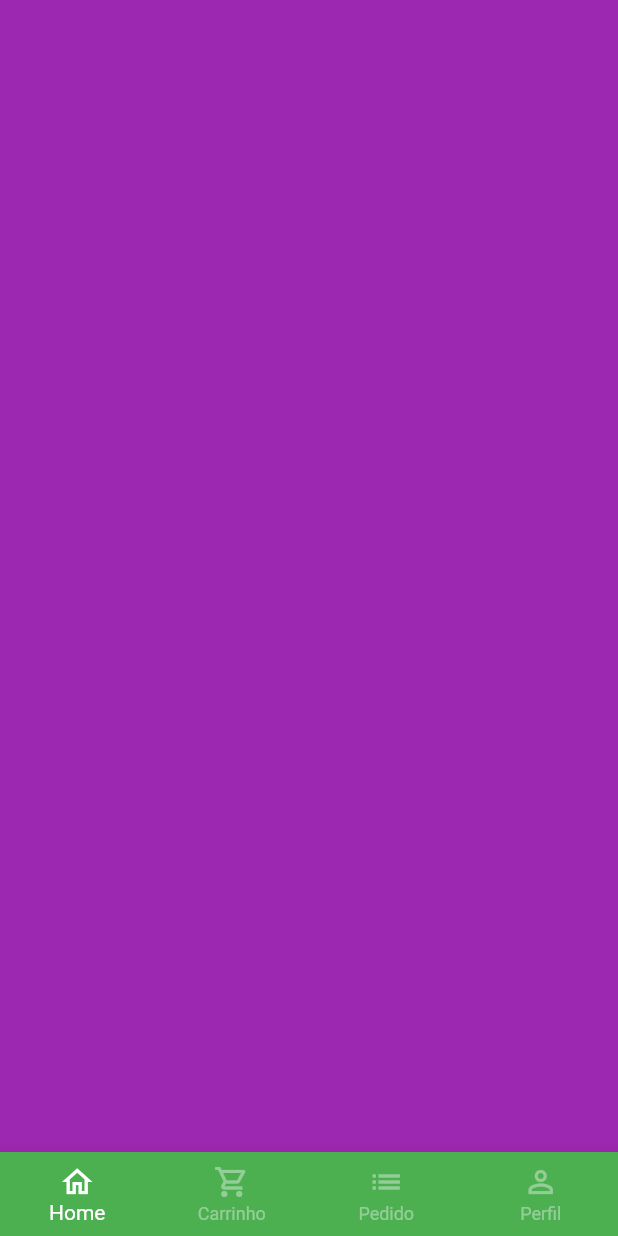
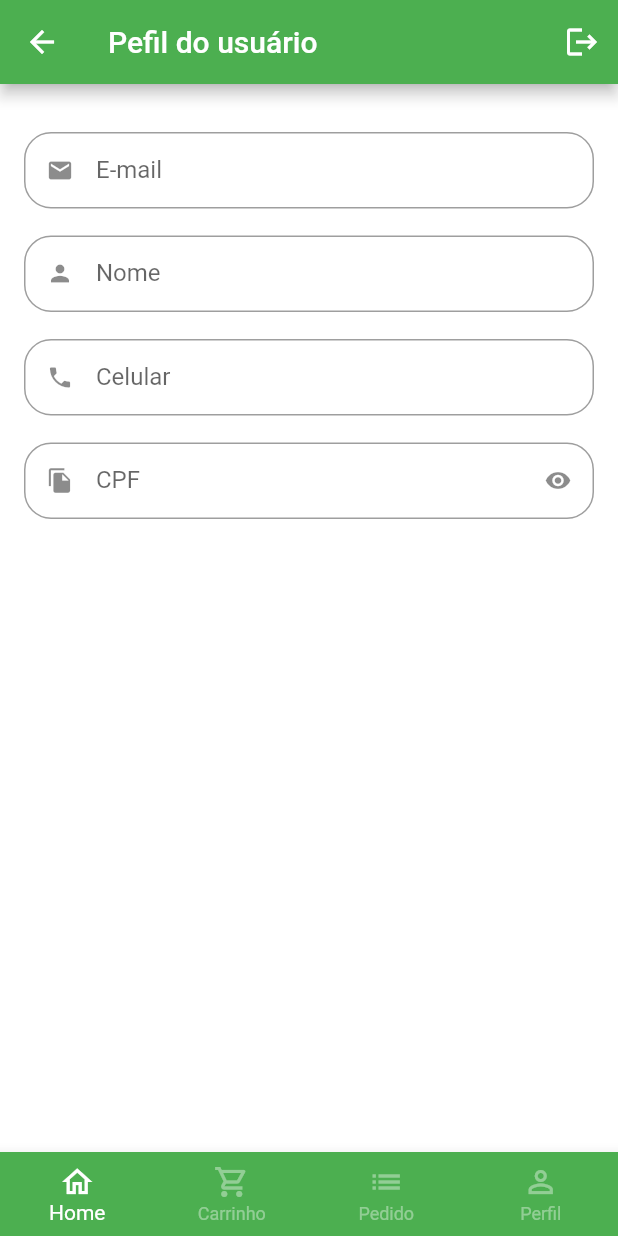
Before and after one commit to thiagolazaro/greengrocer-app-flutter, a Flutter app: the BaseScreen screen opened directly, swiped to page 4, on a phone screen of 412 x 824 dp. Run offline on Flutter 3.47's test engine with Material 2 defaults, Android fonts, the phone set to English and light mode, and no system bars; our stand-ins replace animated_text_kit, badges, mask_text_input_formatter.

Commit message:
Criando a Tela com Formulário

```diff
--- a/lib/src/config/app_data.dart
+++ b/lib/src/config/app_data.dart
@@ -1,5 +1,6 @@
 import 'package:greengrocer/src/models/cart_item_model.dart';
 import 'package:greengrocer/src/models/item_model.dart';
+import 'package:greengrocer/src/models/user_model.dart';
 
 ItemModel apple = ItemModel(
   description:
@@ -87,3 +88,11 @@ List<CartItemModel> cartItems = [
     quantity: 3,
   ),
 ];
+
+UserModel user = UserModel(
+  nome: 'Thiago Lázaro',
+  email: 'thiagolazaro2009@gmail.com',
+  celular: '37 99999-9999',
+  cpf: '99999999999',
+  senha: '',
+);
--- /dev/null
+++ b/lib/src/models/user_model.dart
@@ -0,0 +1,15 @@
+class UserModel {
+  String nome;
+  String email;
+  String celular;
+  String cpf;
+  String senha;
+
+  UserModel({
+    required this.nome,
+    required this.email,
+    required this.celular,
+    required this.cpf,
+    required this.senha,
+  });
+}
--- a/lib/src/pages/auth/sign_in_screen.dart
+++ b/lib/src/pages/auth/sign_in_screen.dart
@@ -1,6 +1,6 @@
 import 'package:animated_text_kit/animated_text_kit.dart';
 import 'package:flutter/material.dart';
-import 'package:greengrocer/src/pages/auth/components/custom_text_field.dart';
+import 'package:greengrocer/src/pages/common_widgets/custom_text_field.dart';
 import 'package:greengrocer/src/pages/auth/sign_up_screen.dart';
 import 'package:greengrocer/src/pages/base/base_screen.dart';
 import 'package:greengrocer/src/config/custom_colors.dart';
--- a/lib/src/pages/auth/sign_up_screen.dart
+++ b/lib/src/pages/auth/sign_up_screen.dart
@@ -1,5 +1,5 @@
 import 'package:flutter/material.dart';
-import 'package:greengrocer/src/pages/auth/components/custom_text_field.dart';
+import 'package:greengrocer/src/pages/common_widgets/custom_text_field.dart';
 import 'package:greengrocer/src/config/custom_colors.dart';
 import 'package:mask_text_input_formatter/mask_text_input_formatter.dart';
 
--- a/lib/src/pages/base/base_screen.dart
+++ b/lib/src/pages/base/base_screen.dart
@@ -1,6 +1,7 @@
 import 'package:flutter/material.dart';
 import 'package:greengrocer/src/pages/cart/cart_tab.dart';
 import 'package:greengrocer/src/pages/home/home_tab.dart';
+import 'package:greengrocer/src/pages/profile/profile_tab.dart';
 
 class BaseScreen extends StatefulWidget {
   const BaseScreen({Key? key}) : super(key: key);
@@ -23,7 +24,7 @@ class _BaseScreenState extends State<BaseScreen> {
           const HomeTab(),
           const CartTab(),
           Container(color: Colors.blue),
-          Container(color: Colors.purple),
+          const ProfileTab(),
         ],
       ),
 
--- /dev/null
+++ b/lib/src/pages/profile/profile_tab.dart
@@ -0,0 +1,57 @@
+import 'package:flutter/material.dart';
+import 'package:greengrocer/src/pages/common_widgets/custom_text_field.dart';
+
+class ProfileTab extends StatelessWidget {
+  const ProfileTab({Key? key}) : super(key: key);
+
+  @override
+  Widget build(BuildContext context) {
+    return Scaffold(
+      appBar: AppBar(
+        title: const Text('Pefil do usuário'),
+
+        // Icone Logout
+        actions: [
+          IconButton(
+            onPressed: () {},
+            icon: const Icon(Icons.logout),
+          ),
+        ],
+      ),
+
+      // Formularios campos
+      body: ListView(
+        physics: const BouncingScrollPhysics(),
+        padding: const EdgeInsets.fromLTRB(16, 32, 16, 16),
+        children: const [
+          // E-mail
+          CustomTextField(
+            icon: Icons.email,
+            label: 'E-mail',
+          ),
+
+          // Nome
+          CustomTextField(
+            icon: Icons.person,
+            label: 'Nome',
+          ),
+
+          // Celular
+          CustomTextField(
+            icon: Icons.phone,
+            label: 'Celular',
+          ),
+
+          // CPF
+          CustomTextField(
+            icon: Icons.file_copy,
+            label: 'CPF',
+            isSecret: true,
+          ),
+
+          // Botão atualizar a senha
+        ],
+      ),
+    );
+  }
+}
```
Also changed, not shown: lib/src/pages/common_widgets/custom_text_field.dart (renamed from lib/src/pages/auth/components/custom_text_field.dart).
